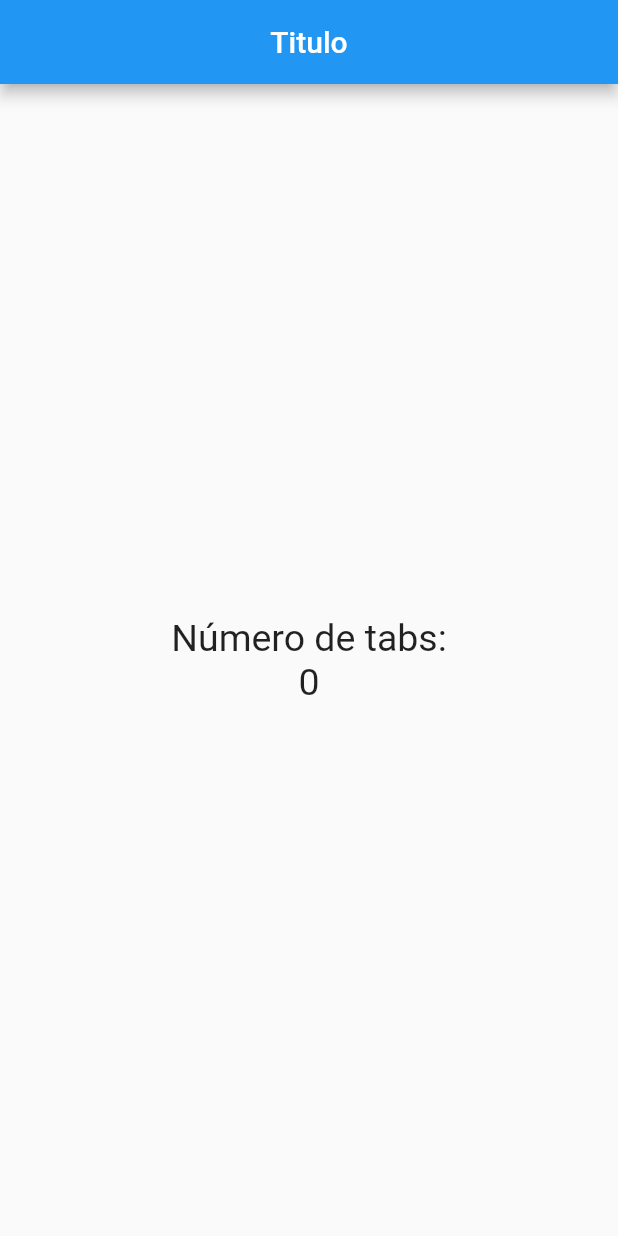
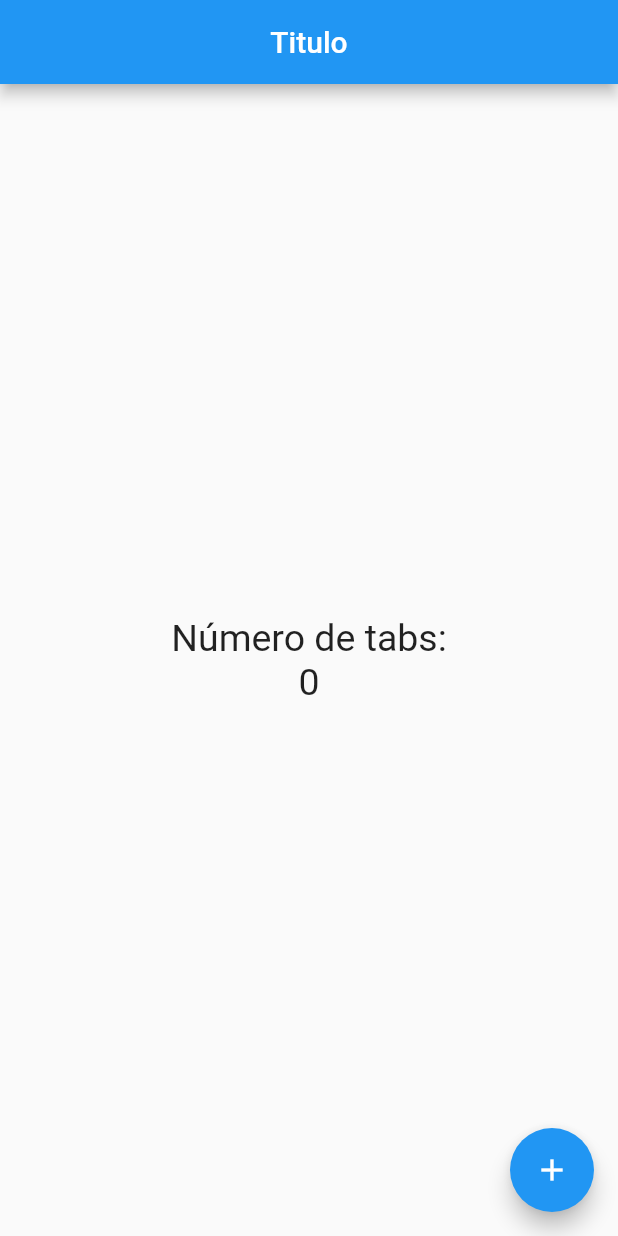
Before and after one commit to obelich/mi-aprendisaje, a Flutter app: the screen it shows after launch, on a phone screen of 412 x 824 dp. Run offline on Flutter 3.47's test engine with Material 2 defaults, Android fonts, the phone set to English and light mode, and no system bars.

Commit message:
Tranajando con floating button y acciones

```diff
--- a/Mobile/Flutter/Udemy/flutter-ios-android-fernando-herrera/contador/lib/src/pages/home_page.dart
+++ b/Mobile/Flutter/Udemy/flutter-ios-android-fernando-herrera/contador/lib/src/pages/home_page.dart
@@ -1,13 +1,10 @@
 import 'package:flutter/material.dart';
 
 class HomePage extends StatelessWidget {
-
-final estiloTexto = new TextStyle(fontSize: 25);
-
+  final estiloTexto = new TextStyle(fontSize: 25);
 
   @override
   Widget build(BuildContext context) {
-
     return Scaffold(
       appBar: AppBar(
         title: Text('Titulo'),
@@ -22,9 +19,12 @@ final estiloTexto = new TextStyle(fontSize: 25);
           ],
         ),
       ),
+      floatingActionButton: FloatingActionButton(
+        child: Icon(Icons.add),
+        onPressed: () {
+          print('Hola Mundo');
+        },
+      ),
     );
-
   }
-
-
 }
```
